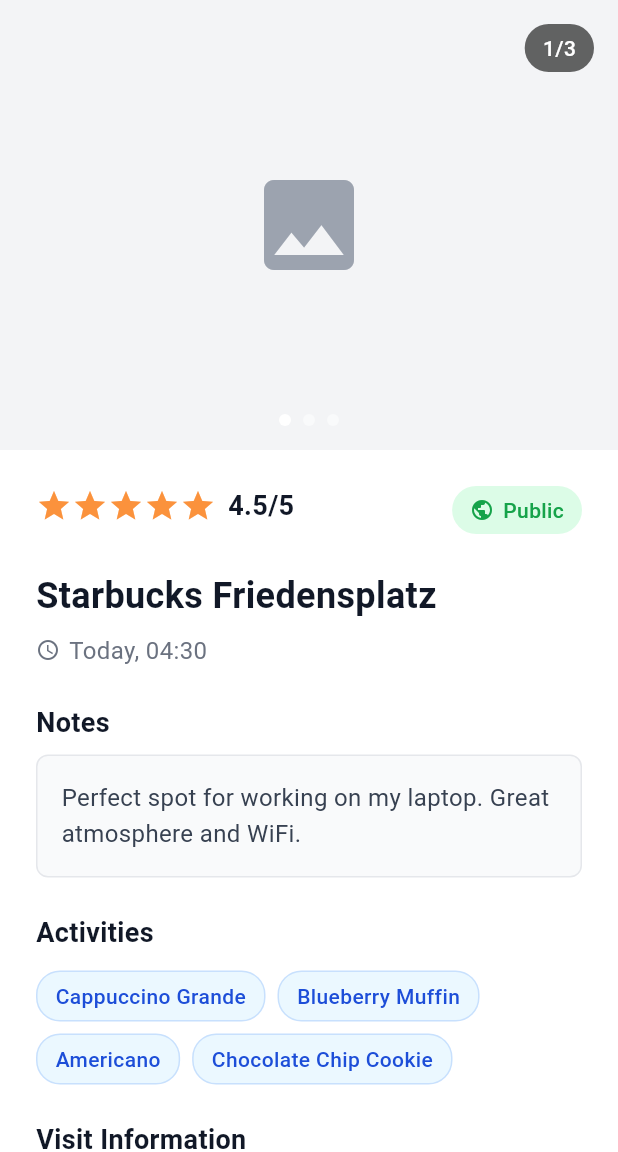
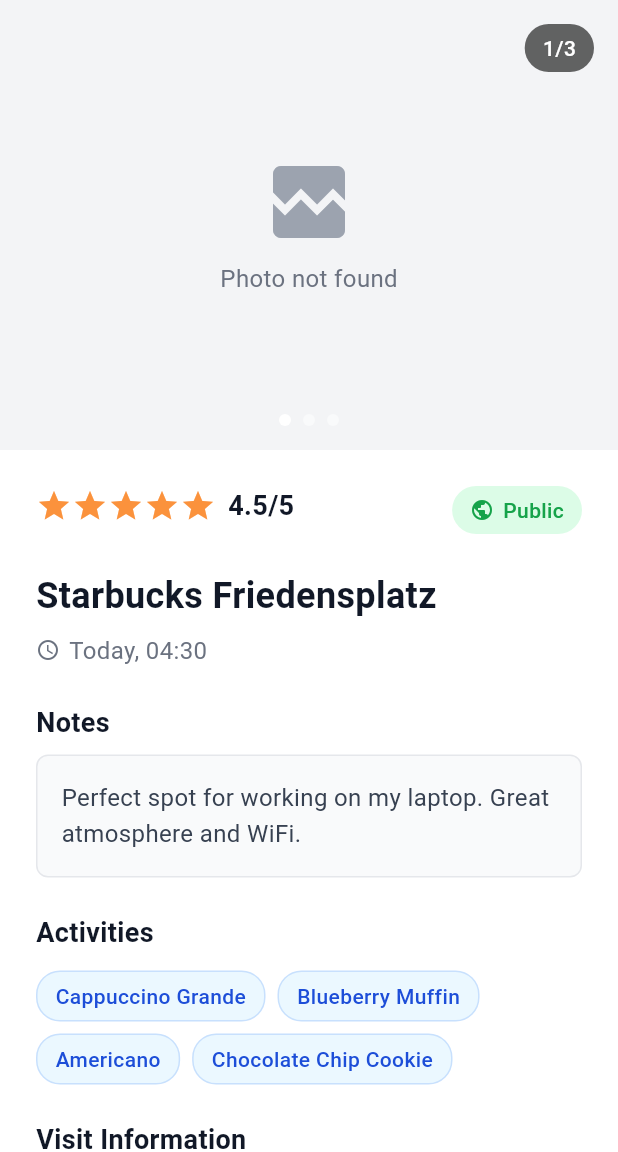
Before and after one commit to gingerkid89/collections_project, a Flutter app: the RecentVisitsScreen screen opened directly, after a tap on "Starbucks Friedensplatz", on a phone screen of 412 x 824 dp, the part 84-1236 px from its top. Run offline on Flutter 3.47's test engine with Material 3 defaults, Android fonts, the phone set to English and light mode, and no system bars; our stand-ins replace image_picker, shared_preferences; accounts and stored records are empty.

Commit message:
Implement comprehensive photo display functionality for visits
- Replace placeholder icons with actual image display using Image.file()
- Add full-screen photo viewer with InteractiveViewer for zoom and pan
- Implement photo previews in visit cards and lists across all screens
- Add proper error handling for missing or corrupted photos
- Update visit detail screen with tap-to-view functionality
- Add photo thumbnails to recent visits and place detail views
- Include mounted checks for async navigation operations
- Maintain consistent photo sizing and cropping throughout app

🤖 Generated with [Claude Code](https://claude.ai/code)

Co-Authored-By: Claude <noreply@anthropic.com>

```diff
--- a/lib/screens/recent_visits_screen.dart
+++ b/lib/screens/recent_visits_screen.dart
@@ -2,6 +2,7 @@
 
 import 'package:flutter/material.dart';
 import 'package:provider/provider.dart';
+import 'dart:io';
 import '../l10n/app_localizations.dart';
 import '../providers/visits_provider.dart';
 import '../providers/user_provider.dart';
@@ -472,11 +473,31 @@ class _PersonalVisitCard extends StatelessWidget {
                           child: Container(
                             width: 60,
                             height: 60,
-                            color: const Color(0xFFF3F4F6),
-                            child: Icon(
-                              Icons.image,
-                              color: const Color(0xFF9CA3AF),
-                            ),
+                            child: File(visit.photoUrls[index]).existsSync()
+                                ? Image.file(
+                                    File(visit.photoUrls[index]),
+                                    width: 60,
+                                    height: 60,
+                                    fit: BoxFit.cover,
+                                    errorBuilder: (context, error, stackTrace) {
+                                      return Container(
+                                        color: const Color(0xFFF3F4F6),
+                                        child: Icon(
+                                          Icons.broken_image,
+                                          color: const Color(0xFF9CA3AF),
+                                          size: 24,
+                                        ),
+                                      );
+                                    },
+                                  )
+                                : Container(
+                                    color: const Color(0xFFF3F4F6),
+                                    child: Icon(
+                                      Icons.broken_image,
+                                      color: const Color(0xFF9CA3AF),
+                                      size: 24,
+                                    ),
+                                  ),
                           ),
                         ),
                       );
--- a/lib/screens/visit_detail_screen.dart
+++ b/lib/screens/visit_detail_screen.dart
@@ -2,6 +2,7 @@
 
 import 'package:flutter/material.dart';
 import 'package:provider/provider.dart';
+import 'dart:io';
 import '../l10n/app_localizations.dart';
 import '../models/visit.dart';
 import '../providers/visits_provider.dart';
@@ -156,16 +157,7 @@ class _VisitDetailScreenState extends State<VisitDetailScreen> {
               return Container(
                 color: const Color(0xFF111827),
                 child: Center(
-                  child: Container(
-                    width: double.infinity,
-                    height: 300,
-                    color: const Color(0xFFF3F4F6),
-                    child: Icon(
-                      Icons.image,
-                      size: 80,
-                      color: const Color(0xFF9CA3AF),
-                    ),
-                  ),
+                  child: _buildPhotoImage(widget.visit.photoUrls[index]),
                 ),
               );
             },
@@ -592,6 +584,77 @@ class _VisitDetailScreenState extends State<VisitDetailScreen> {
     );
   }
 
+  Widget _buildPhotoImage(String photoPath) {
+    return GestureDetector(
+      onTap: () => _showFullScreenPhoto(photoPath),
+      child: Container(
+        width: double.infinity,
+        height: 300,
+        child: File(photoPath).existsSync()
+            ? Image.file(
+                File(photoPath),
+                fit: BoxFit.cover,
+                errorBuilder: (context, error, stackTrace) {
+                  return _buildPhotoError();
+                },
+              )
+            : _buildPhotoError(),
+      ),
+    );
+  }
+
+  Widget _buildPhotoError() {
+    return Container(
+      width: double.infinity,
+      height: 300,
+      color: const Color(0xFFF3F4F6),
+      child: Column(
+        mainAxisAlignment: MainAxisAlignment.center,
+        children: [
+          Icon(
+            Icons.broken_image,
+            size: 64,
+            color: const Color(0xFF9CA3AF),
+          ),
+          const SizedBox(height: 8),
+          Text(
+            'Photo not found',
+            style: TextStyle(
+              fontSize: 16,
+              color: const Color(0xFF6B7280),
+            ),
+          ),
+        ],
+      ),
+    );
+  }
+
+  void _showFullScreenPhoto(String photoPath) {
+    if (!mounted) return;
+    Navigator.of(context).push(
+      MaterialPageRoute(
+        builder: (context) => Scaffold(
+          backgroundColor: Colors.black,
+          appBar: AppBar(
+            backgroundColor: Colors.black,
+            iconTheme: const IconThemeData(color: Colors.white),
+          ),
+          body: Center(
+            child: InteractiveViewer(
+              child: Image.file(
+                File(photoPath),
+                fit: BoxFit.contain,
+                errorBuilder: (context, error, stackTrace) {
+                  return _buildPhotoError();
+                },
+              ),
+            ),
+          ),
+        ),
+      ),
+    );
+  }
+
   String _formatDateTime(DateTime date) {
     final now = DateTime.now();
     final today = DateTime(now.year, now.month, now.day);
```
Also changed, not shown: lib/screens/place_detail_view_interface.dart (+31 -13 lines).
